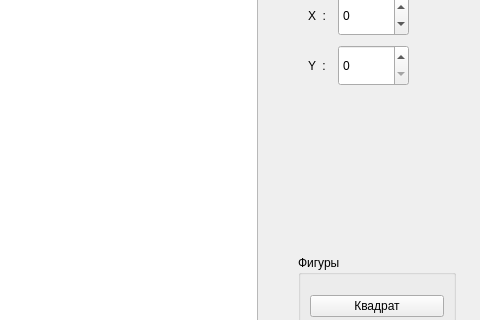
Before: the Qt Designer form mainwindow.ui in Artem441/Lr_1_Task_2, drawn with Qt 5; both pictures show x 602 to 1082 and y 95 to 415 of the 1082 by 771 pixel window.
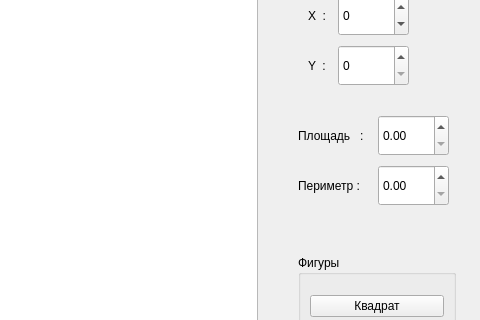
After: the same form once the commit is applied.

```diff
--- a/mainwindow.ui
+++ b/mainwindow.ui
@@ -226,6 +226,58 @@
      <string>Y  :</string>
     </property>
    </widget>
+   <widget class="QLabel" name="label_5">
+    <property name="geometry">
+     <rect>
+      <x>900</x>
+      <y>210</y>
+      <width>71</width>
+      <height>41</height>
+     </rect>
+    </property>
+    <property name="text">
+     <string>Площадь   :</string>
+    </property>
+   </widget>
+   <widget class="QDoubleSpinBox" name="doubleSpinBox_S">
+    <property name="geometry">
+     <rect>
+      <x>980</x>
+      <y>210</y>
+      <width>71</width>
+      <height>41</height>
+     </rect>
+    </property>
+    <property name="maximum">
+     <double>62500.000000000000000</double>
+    </property>
+   </widget>
+   <widget class="QLabel" name="label_7">
+    <property name="geometry">
+     <rect>
+      <x>900</x>
+      <y>260</y>
+      <width>71</width>
+      <height>41</height>
+     </rect>
+    </property>
+    <property name="text">
+     <string>Периметр :</string>
+    </property>
+   </widget>
+   <widget class="QDoubleSpinBox" name="doubleSpinBox_P">
+    <property name="geometry">
+     <rect>
+      <x>980</x>
+      <y>260</y>
+      <width>71</width>
+      <height>41</height>
+     </rect>
+    </property>
+    <property name="maximum">
+     <double>1000.000000000000000</double>
+    </property>
+   </widget>
   </widget>
   <widget class="QMenuBar" name="menubar">
    <property name="geometry">
```
